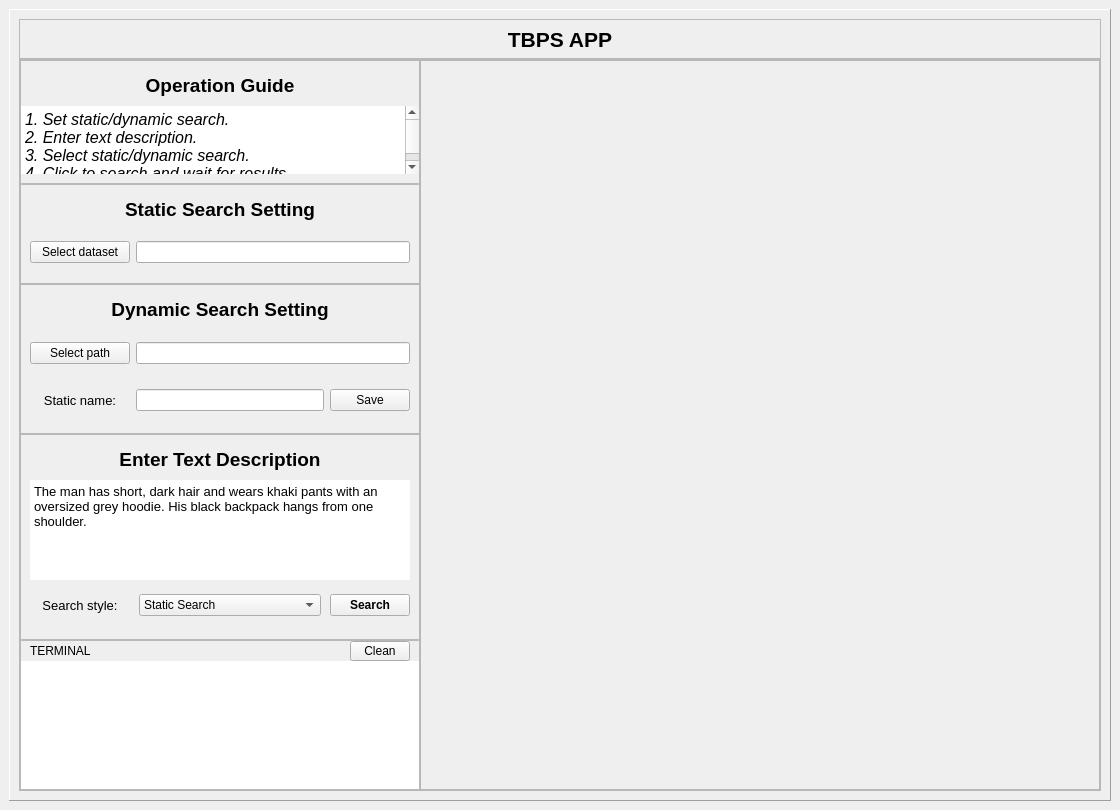
lugengyou/Atlas200_tbps_ui, file ui_designer/tbps.ui: the form before one commit.
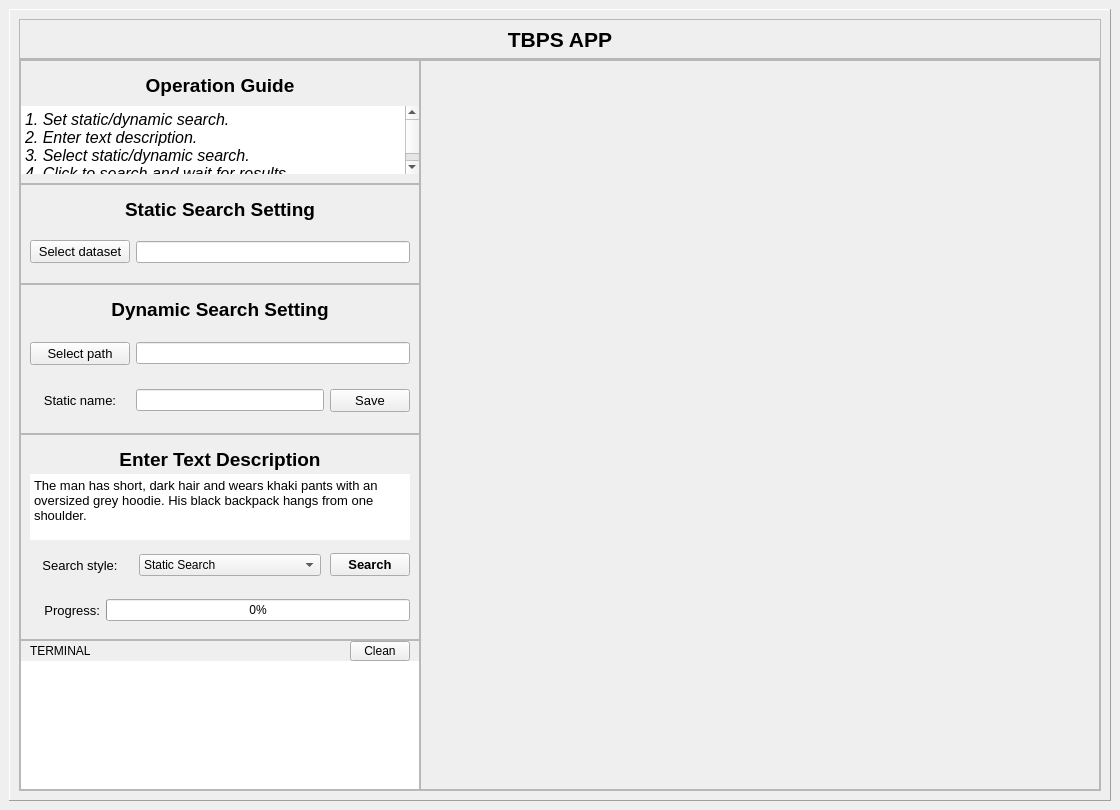
The form after the commit.

Commit message: [NEW] 添加动态检索数据保存和处理精度条显示功能

```diff
--- a/ui_designer/tbps.ui
+++ b/ui_designer/tbps.ui
@@ -277,7 +277,7 @@
                      </property>
                      <property name="font">
                       <font>
-                       <pointsize>9</pointsize>
+                       <pointsize>10</pointsize>
                       </font>
                      </property>
                      <property name="text">
@@ -415,6 +415,11 @@
                           <height>16777215</height>
                          </size>
                         </property>
+                        <property name="font">
+                         <font>
+                          <pointsize>10</pointsize>
+                         </font>
+                        </property>
                         <property name="text">
                          <string>Select path</string>
                         </property>
@@ -469,10 +474,27 @@
                        </widget>
                       </item>
                       <item>
-                       <widget class="QLineEdit" name="lineEdit_3"/>
+                       <widget class="QLineEdit" name="lineEdit_dynamic_to_static_name"/>
                       </item>
                       <item>
                        <widget class="QPushButton" name="pushButton_3">
+                        <property name="minimumSize">
+                         <size>
+                          <width>80</width>
+                          <height>0</height>
+                         </size>
+                        </property>
+                        <property name="maximumSize">
+                         <size>
+                          <width>80</width>
+                          <height>16777215</height>
+                         </size>
+                        </property>
+                        <property name="font">
+                         <font>
+                          <pointsize>10</pointsize>
+                         </font>
+                        </property>
                         <property name="text">
                          <string>Save</string>
                         </property>
@@ -511,6 +533,9 @@
                 <number>0</number>
                </property>
                <layout class="QVBoxLayout" name="verticalLayout_5">
+                <property name="spacing">
+                 <number>0</number>
+                </property>
                 <property name="leftMargin">
                  <number>0</number>
                 </property>
@@ -655,6 +680,11 @@
                       </item>
                       <item>
                        <widget class="QComboBox" name="comboBox_search_style">
+                        <property name="font">
+                         <font>
+                          <pointsize>9</pointsize>
+                         </font>
+                        </property>
                         <item>
                          <property name="text">
                           <string>Static Search</string>
@@ -683,6 +713,7 @@
                         </property>
                         <property name="font">
                          <font>
+                          <pointsize>10</pointsize>
                           <weight>75</weight>
                           <bold>true</bold>
                          </font>
@@ -698,6 +729,55 @@
                   </layout>
                  </widget>
                 </item>
+                <item>
+                 <widget class="QFrame" name="frame_29">
+                  <property name="frameShape">
+                   <enum>QFrame::NoFrame</enum>
+                  </property>
+                  <property name="frameShadow">
+                   <enum>QFrame::Raised</enum>
+                  </property>
+                  <layout class="QHBoxLayout" name="horizontalLayout_8">
+                   <property name="spacing">
+                    <number>6</number>
+                   </property>
+                   <item>
+                    <widget class="QLabel" name="label_9">
+                     <property name="minimumSize">
+                      <size>
+                       <width>70</width>
+                       <height>0</height>
+                      </size>
+                     </property>
+                     <property name="maximumSize">
+                      <size>
+                       <width>70</width>
+                       <height>16777215</height>
+                      </size>
+                     </property>
+                     <property name="font">
+                      <font>
+                       <pointsize>10</pointsize>
+                      </font>
+                     </property>
+                     <property name="text">
+                      <string>Progress:</string>
+                     </property>
+                     <property name="alignment">
+                      <set>Qt::AlignRight|Qt::AlignTrailing|Qt::AlignVCenter</set>
+                     </property>
+                    </widget>
+                   </item>
+                   <item>
+                    <widget class="QProgressBar" name="progressBar">
+                     <property name="value">
+                      <number>0</number>
+                     </property>
+                    </widget>
+                   </item>
+                  </layout>
+                 </widget>
+                </item>
                </layout>
               </widget>
              </item>
@@ -1301,7 +1381,7 @@
                </layout>
               </widget>
              </item>
-             <item row="2" column="2">
+             <item row="2" column="2" colspan="2">
               <widget class="QFrame" name="frame_28">
                <property name="frameShape">
                 <enum>QFrame::NoFrame</enum>
@@ -1311,16 +1391,6 @@
                </property>
               </widget>
              </item>
-             <item row="2" column="3">
-              <widget class="QFrame" name="frame_29">
-               <property name="frameShape">
-                <enum>QFrame::NoFrame</enum>
-               </property>
-               <property name="frameShadow">
-                <enum>QFrame::Raised</enum>
-               </property>
-              </widget>
-             </item>
             </layout>
            </widget>
           </item>
```
Left out of the diff: 24 changed lines with no effect on the pictures. The commit also changes 2 other files.
